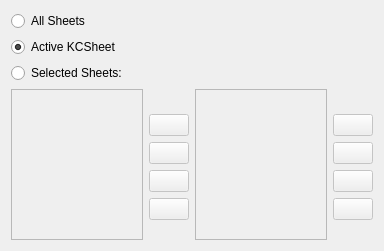
This is kcells/part/dialogs/SheetSelectWidget.ui in KDE/koffice as Qt 5 draws it before an edit. The edited form follows.
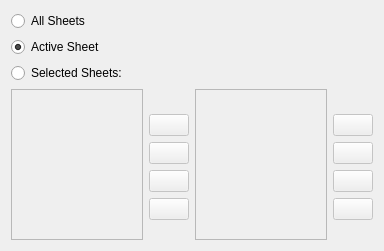
This is the edited form. Custom widgets are drawn as their Qt base class.

Patch:
```diff
--- a/kcells/part/dialogs/SheetSelectWidget.ui
+++ b/kcells/part/dialogs/SheetSelectWidget.ui
@@ -44,7 +44,7 @@
    <item row="1" column="0" >
     <widget class="QRadioButton" name="activeSheetButton" >
      <property name="text" >
-      <string>Active KCSheet</string>
+      <string>Active Sheet</string>
      </property>
      <property name="checked" >
       <bool>true</bool>
```
